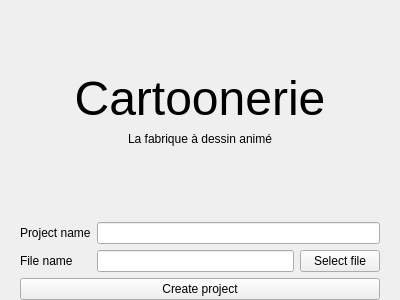
masters-info-nantes/cartoonerie-qt, file welcomeaddproject.ui: the form before one commit.
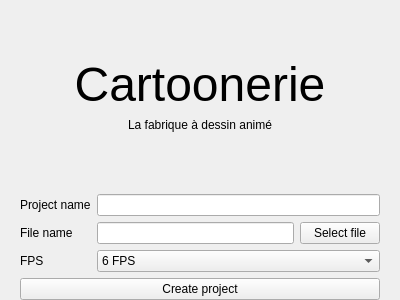
The form after the commit.

Patch:
```diff
--- a/welcomeaddproject.ui
+++ b/welcomeaddproject.ui
@@ -86,7 +86,7 @@
      <property name="rightMargin">
       <number>20</number>
      </property>
-     <item row="1" column="0">
+     <item row="2" column="0">
       <widget class="QLabel" name="label_4">
        <property name="text">
         <string>File name</string>
@@ -100,7 +100,7 @@
        </property>
       </widget>
      </item>
-     <item row="1" column="2">
+     <item row="2" column="2">
       <widget class="QPushButton" name="fileBtn">
        <property name="text">
         <string>Select file</string>
@@ -110,20 +110,51 @@
      <item row="0" column="1" colspan="2">
       <widget class="QLineEdit" name="projectName"/>
      </item>
-     <item row="2" column="0" colspan="3">
+     <item row="4" column="0" colspan="3">
       <widget class="QPushButton" name="createProjectBtn">
        <property name="text">
         <string>Create project</string>
        </property>
       </widget>
      </item>
-     <item row="1" column="1">
+     <item row="2" column="1">
       <widget class="QLineEdit" name="fileName">
        <property name="readOnly">
         <bool>true</bool>
        </property>
       </widget>
      </item>
+     <item row="3" column="1" colspan="2">
+      <widget class="QComboBox" name="comboBox">
+       <item>
+        <property name="text">
+         <string>6 FPS</string>
+        </property>
+       </item>
+       <item>
+        <property name="text">
+         <string>8 FPS</string>
+        </property>
+       </item>
+       <item>
+        <property name="text">
+         <string>12 FPS</string>
+        </property>
+       </item>
+       <item>
+        <property name="text">
+         <string>24 FPS</string>
+        </property>
+       </item>
+      </widget>
+     </item>
+     <item row="3" column="0">
+      <widget class="QLabel" name="label_5">
+       <property name="text">
+        <string>FPS</string>
+       </property>
+      </widget>
+     </item>
     </layout>
    </item>
   </layout>
```
